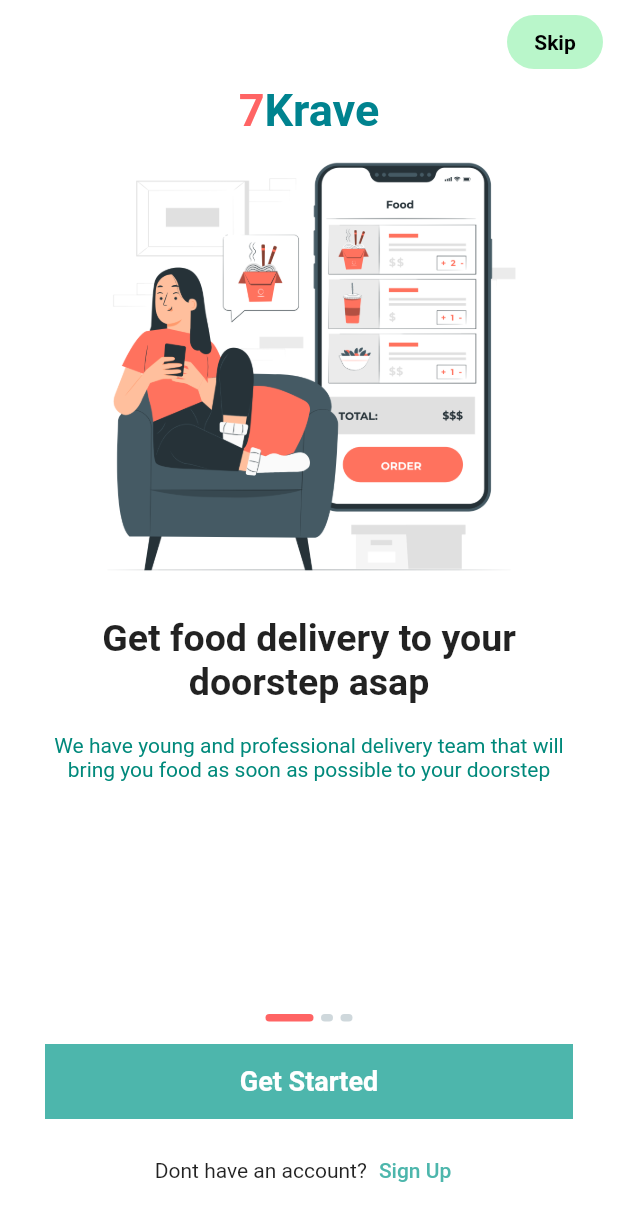
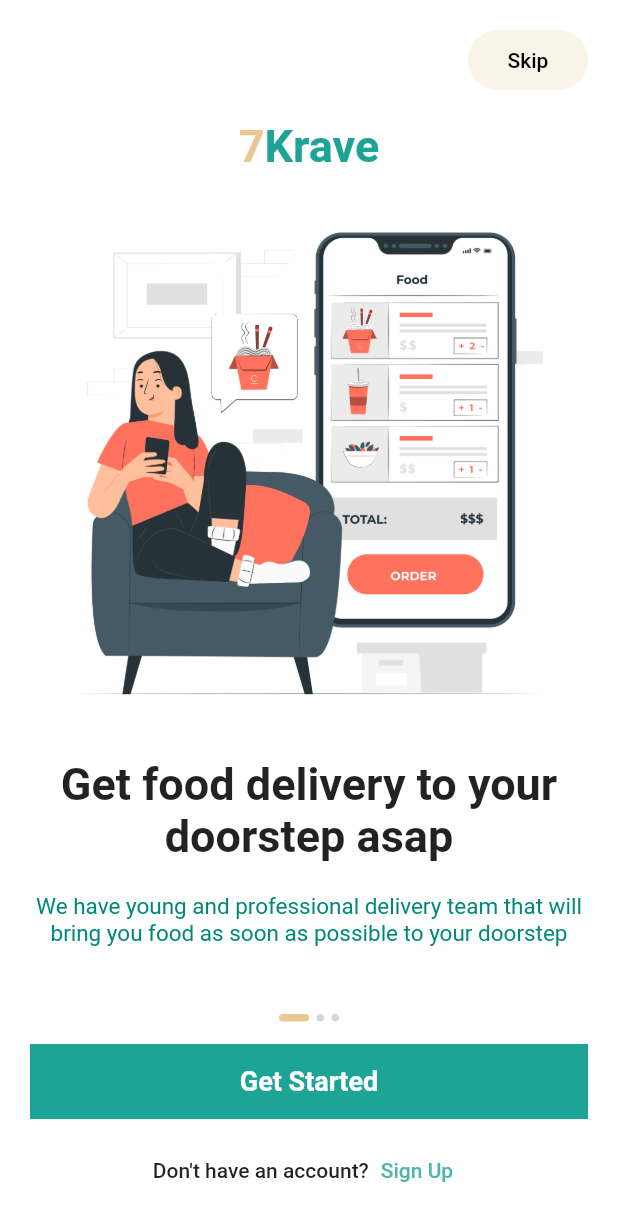
Before and after one commit to Ibrahim15394/Algoriza-task1, a Flutter app: the screen it shows after launch, on a phone screen of 412 x 824 dp. Shown: the top 1221 px of the screen. Run offline on Flutter 3.47's test engine with Material 2 defaults, Android fonts, the phone set to English and light mode, and no system bars; drawn by our look-alikes of smooth_page_indicator.

Commit message:
edit in on boarding

```diff
--- /dev/null
+++ b/lib/features/on_boarding/on_boarding_screen.dart
@@ -0,0 +1,211 @@
+import 'package:algoriza_task1/features/login/presentation/pages/login_screen.dart';
+import 'package:algoriza_task1/features/on_boarding/widget/logo.dart';
+import 'package:algoriza_task1/features/on_boarding/widget/skip_button.dart';
+import 'package:algoriza_task1/shared/components/components.dart';
+import 'package:flutter/material.dart';
+import 'package:smooth_page_indicator/smooth_page_indicator.dart';
+
+import '../../model/onboarding/onboarding.dart';
+
+
+class OnBoardingScreen extends StatefulWidget {
+  const OnBoardingScreen({Key? key}) : super(key: key);
+
+
+  @override
+  State<OnBoardingScreen> createState() => _OnBoardingScreenState();
+}
+
+class _OnBoardingScreenState extends State<OnBoardingScreen> {
+  var boardController = PageController();
+  bool isLast = false;
+  List<BoardingModel> boarding =
+  [
+    BoardingModel(
+      image: 'assets/images/on boarding1.png',
+      title: 'Get food delivery to your doorstep asap',
+      body: 'We have young and professional delivery team that will bring you food as soon as possible to your doorstep',
+    ),
+    BoardingModel(
+      image: 'assets/images/on boarding3.png',
+      title: 'Buy any Food from your favorite restaurant',
+      body: 'We are constantly adding your favorite restaurant throughout the territory and around your area carefully selected',
+    ),
+    BoardingModel(
+      image: 'assets/images/on boarding2.png',
+      title: 'Get food delivery to your doorstep asap',
+      body: 'We have young and professional delivery team that will bring you food as soon as possible to your doorstep',
+    ),
+  ];
+
+
+  @override
+  Widget build(BuildContext context) {
+    return Scaffold(
+      body: Padding(
+        padding: const EdgeInsets.all(20.0),
+        child: Container(
+          width: double.infinity,
+          child: Column(
+            children: [
+              const SkipButton(),
+              const SizedBox(
+                height: 20.0,
+              ),
+              const Logo(),
+              const SizedBox(
+                height: 20.0,
+              ),
+              Expanded(
+                flex: 2,
+                child: PageView.builder(
+                  onPageChanged: (int index) {
+                    if (index == boarding.length - 1) {
+                      print(isLast);
+                      setState(() {
+                        isLast = true;
+                      });
+                    } else {
+                      setState(() {
+                        isLast = false;
+                      });
+                    }
+                  },
+                  itemBuilder: (context, index) =>
+                      buildBoardingItem(boarding[index]),
+                  controller: boardController,
+                  physics: const BouncingScrollPhysics(),
+                  itemCount: boarding.length,
+
+
+                ),
+              ),
+              const SizedBox(
+                height: 20.0,
+              ),
+              SmoothPageIndicator(
+                  controller: boardController,
+                  effect: const ExpandingDotsEffect(
+                    activeDotColor: Color(0xFFebc792),
+                    dotColor: Color(0xFFCFD8DC),
+                    dotHeight: 5.0,
+                    dotWidth: 5.0,
+                    spacing: 5.0,
+                    expansionFactor: 4,
+                  ),
+                  count: boarding.length
+              ),
+              const SizedBox(
+                height: 15.0,
+              ),
+              MyButton(
+                onClick: () {
+                  navigateAndFinish(context, const LoginScreen());
+                },
+                background: const Color(0xFF1ea397),
+                height: 50.0,
+                radius: 15.0,
+                text: 'Get Started',
+              ),
+              const SizedBox(
+                height: 10.0,
+              ),
+              Row(
+                mainAxisAlignment: MainAxisAlignment.center,
+                children:
+                [
+                  const Text(
+                    "Don't have an account?",
+                    style: TextStyle(
+                      fontWeight: FontWeight.w500,
+                    ),
+                  ),
+                  TextButton(
+                    onPressed: () {
+                      navigateAndFinish(context, const LoginScreen());
+                    },
+                    child: Text(
+                      'Sign Up',
+                      style: TextStyle(
+                        color: Colors.teal[300],
+                      ),
+                    ),
+                  ),
+                ],
+              ),
+            ],
+          ),
+        ),
+      ),
+    );
+  }
+
+  Widget buildBoardingItem(BoardingModel model) =>
+      Column(
+        children:
+        [
+          Image(
+            image: AssetImage('${model.image}',),
+            height: 340.0,
+            width: double.infinity,
+          ),
+          const SizedBox(
+            height: 30.0,
+          ),
+          Text(
+            '${model.title}',
+            style: const TextStyle(
+              fontSize: 30.0,
+              fontWeight: FontWeight.bold,
+            ),
+            textAlign: TextAlign.center,
+          ),
+          const SizedBox(
+            height: 20.0,
+          ),
+          Text(
+            '${model.body}',
+            style: TextStyle(
+              fontSize: 15.0,
+              color: Colors.teal[600],
+            ),
+            textAlign: TextAlign.center,
+          ),
+        ],
+      );
+}
+
+//  class BuildBoardingItem extends StatelessWidget {
+//   late BoardingModel model ;
+//   @override
+//   Widget build(BuildContext context) {
+//     return Column(
+//       children:
+//     [
+//       Image(
+//         image: AssetImage('${model.image}'),
+//       ),
+//       const SizedBox(
+//         height: 20.0,
+//       ),
+//       Text(
+//         '${model.title}',
+//         style: const TextStyle(
+//           fontSize: 25.0,
+//           fontWeight: FontWeight.bold,
+//         ),
+//       ),
+//       const SizedBox(
+//         height: 20.0,
+//       ),
+//       Text(
+//         '${model.body}',
+//         style: TextStyle(
+//           fontSize: 14.0,
+//           color: Colors.teal[600],
+//         ),
+//       ),
+//     ],
+//     );
+//   }
+// }
--- /dev/null
+++ b/lib/features/on_boarding/widget/logo.dart
@@ -0,0 +1,31 @@
+import 'package:flutter/material.dart';
+
+class Logo extends StatelessWidget {
+  const Logo({Key? key}) : super(key: key);
+
+  @override
+  Widget build(BuildContext context) {
+    return  RichText(
+      text: const TextSpan(
+        children:
+        [
+          TextSpan(text: '7',
+            style: TextStyle(
+              color: Color(0xFFebc792),
+              fontSize: 30.0,
+              fontWeight: FontWeight.bold,
+            ),
+          ),
+          TextSpan(text: 'Krave',
+            style: TextStyle(
+              color: Color(0xFF1ea397),
+              fontSize: 30.0,
+              fontWeight: FontWeight.bold,
+
+            ),
+          ),
+        ],
+      ),
+    );
+  }
+}
--- /dev/null
+++ b/lib/features/on_boarding/widget/skip_button.dart
@@ -0,0 +1,29 @@
+import 'package:flutter/material.dart';
+
+class SkipButton extends StatelessWidget {
+  const SkipButton({Key? key}) : super(key: key);
+
+  @override
+  Widget build(BuildContext context) {
+    return Align(
+      alignment: Alignment.topRight,
+      child: Container(
+        width: 80.0,
+        height: 40.0,
+        decoration: BoxDecoration(
+          color: const Color(0xFFfaf3e8),
+          borderRadius: BorderRadius.circular(20),
+        ),
+        child: TextButton(
+          onPressed: () {},
+          child: const Text(
+            'Skip',
+            style: TextStyle(
+              color: Colors.black,
+            ),
+          ),
+        ),
+      ),
+    );
+  }
+}
--- a/lib/main.dart
+++ b/lib/main.dart
@@ -1,10 +1,8 @@
-import 'package:algoriza_task1/modules/on_boarding/on_boarding_screen.dart';
+import 'package:algoriza_task1/features/on_boarding/on_boarding_screen.dart';
 import 'package:algoriza_task1/shared/themes.dart';
 import 'package:flutter/material.dart';
 
-//للاسف معرفتيش استخدم media query
-// استخدمت  country picker لكن معرفتيش اظهرها في TextFormField
-// معرفتيش ان الصورة تاخد  statusBar
+
 
 void main() {
   runApp(const MyApp());
--- /dev/null
+++ b/lib/model/onboarding/onboarding.dart
@@ -0,0 +1,12 @@
+class BoardingModel
+{
+  String? image;
+  String? title;
+  String? body;
+
+  BoardingModel({
+    this.image,
+    this.title,
+    this.body,
+  });
+}
--- a/lib/modules/on_boarding/on_boarding_screen.dart
+++ /dev/null
@@ -1,257 +0,0 @@
-import 'package:algoriza_task1/modules/login/login_screen.dart';
-import 'package:algoriza_task1/shared/components/components.dart';
-import 'package:flutter/material.dart';
-import 'package:smooth_page_indicator/smooth_page_indicator.dart';
-
-
-
-class BoardingModel
-{
-  String? image;
-  String? title;
-  String? body;
-
-  BoardingModel({
-    this.image,
-    this.title,
-    this.body,
-  });
-}
-
-class OnBoardingScreen extends StatefulWidget {
-
-  @override
-  State<OnBoardingScreen> createState() => _OnBoardingScreenState();
-}
-class _OnBoardingScreenState extends State<OnBoardingScreen> {
-  var boardController = PageController();
-  bool isLast = false;
-  List<BoardingModel> boarding =
-  [
-    BoardingModel(
-     image:'assets/images/on boarding1.png',
-      title: 'Get food delivery to your doorstep asap',
-      body: 'We have young and professional delivery team that will bring you food as soon as possible to your doorstep',
-    ),
-    BoardingModel(
-      image:'assets/images/on boarding3.png',
-      title: 'Buy any Food from your favorite restaurant',
-      body: 'We are constantly adding your favorite restaurant throughout the territory and around your area carefully selected',
-    ),
-    BoardingModel(
-      image:'assets/images/on boarding2.png',
-      title: 'Get food delivery to your doorstep asap',
-      body: 'We have young and professional delivery team that will bring you food as soon as possible to your doorstep',
-    ),
-  ];
-
-
-  @override
-  Widget build(BuildContext context) {
-    return Scaffold(
-      appBar: AppBar(
-        actions: [
-          Padding(
-            padding: const EdgeInsets.all(10.0),
-            child: Container(
-              decoration:  BoxDecoration(
-               borderRadius: BorderRadius.circular(20.0),
-                color: Colors.greenAccent[100],
-              ),
-              child: TextButton(
-                  onPressed: ()
-                  {
-                    navigateAndFinish(context, LoginScreen());
-                  },
-                  child: const Text(
-                    'Skip',
-                    style: TextStyle(
-                      color: Colors.black,
-                      fontWeight: FontWeight.bold,
-                    ),
-                  ),
-              ),
-            ),
-          ),
-        ],
-      ),
-      body: Padding(
-        padding: const EdgeInsets.only(top: 0.0,right: 30.0,bottom: 20.0,left: 30.0),
-        child: Container(
-          width: double.infinity,
-          child: Column(
-            children: [
-              RichText(
-                  text:  TextSpan(
-                    children:
-                    [
-                      const TextSpan(text: '7',
-                        style: TextStyle(
-                          color: Color(0xFFFF6464),
-                          fontSize: 30.0,
-                          fontWeight: FontWeight.bold,
-                        ),
-                      ),
-                      TextSpan(text: 'Krave',
-                        style: TextStyle(
-                          color: Colors.cyan[800],
-                          fontSize: 30.0,
-                          fontWeight: FontWeight.bold,
-
-                        ),
-                      ),
-                    ],
-                  ),
-              ),
-              Expanded(
-                flex: 1,
-                child: PageView.builder(
-                  onPageChanged: (int index)
-                  {
-                    if( index == boarding.length -1)
-                      {
-                        print(isLast);
-                        setState(() {
-                          isLast = true;
-                        });
-                      }else
-                        {
-                          setState(() {
-                            isLast = false;
-                          });
-                        }
-                  },
-                  itemBuilder:(context, index) => buildBoardingItem(boarding[index]),
-                  controller: boardController,
-                  physics: const BouncingScrollPhysics(),
-                  itemCount: boarding.length,
-
-
-                ),
-              ),
-              const SizedBox(
-                height: 20.0,
-              ),
-              SmoothPageIndicator(
-                  controller: boardController,
-                  effect: const ExpandingDotsEffect(
-                    activeDotColor: Color(0xFFFF6464),
-                    dotColor:Color(0xFFCFD8DC),
-                    dotHeight:5.0 ,
-                    dotWidth:8.0 ,
-                    spacing:5.0 ,
-                    expansionFactor:4 ,
-                  ),
-                  count: boarding.length
-              ),
-              const SizedBox(
-                height: 15.0,
-              ),
-              MyButton(
-                onClick: ()
-                {
-                  navigateAndFinish(context, LoginScreen());
-                },
-                background:const Color(0xFF4DB6AC),
-                height: 50.0,
-                radius: 15.0,
-                text: 'Get Started',
-              ),
-              const SizedBox(
-                height: 10.0,
-              ),
-              Row(
-                mainAxisAlignment: MainAxisAlignment.center,
-                children:
-                  [
-                  const Text(
-                    'Dont have an account?',
-                  ),
-                   TextButton(
-                       onPressed: ()
-                       {
-                         navigateAndFinish(context,  LoginScreen());
-                       },
-                     child: Text(
-                     'Sign Up',
-                     style: TextStyle(
-                       color: Colors.teal[300],
-                     ),
-                   ),
-                   ),
-                ],
-              ),
-            ],
-          ),
-        ),
-      ),
-    );
-  }
-  Widget buildBoardingItem(BoardingModel model) =>  Column(
-    children:
-    [
-      Image(
-        image: AssetImage('${model.image}',),
-        height: 300.0,
-        width: double.infinity,
-      ),
-      const SizedBox(
-        height: 20.0,
-      ),
-      Text(
-        '${model.title}',
-        style: const TextStyle(
-          fontSize: 25.0,
-          fontWeight: FontWeight.bold,
-        ),
-        textAlign: TextAlign.center,
-      ),
-      const SizedBox(
-        height: 20.0,
-      ),
-      Text(
-        '${model.body}',
-        style: TextStyle(
-          fontSize: 14.0,
-          color: Colors.teal[600],
-        ),
-        textAlign: TextAlign.center,
-      ),
-    ],
-  );
-}
-
-//  class BuildBoardingItem extends StatelessWidget {
-//   late BoardingModel model ;
-//   @override
-//   Widget build(BuildContext context) {
-//     return Column(
-//       children:
-//     [
-//       Image(
-//         image: AssetImage('${model.image}'),
-//       ),
-//       const SizedBox(
-//         height: 20.0,
-//       ),
-//       Text(
-//         '${model.title}',
-//         style: const TextStyle(
-//           fontSize: 25.0,
-//           fontWeight: FontWeight.bold,
-//         ),
-//       ),
-//       const SizedBox(
-//         height: 20.0,
-//       ),
-//       Text(
-//         '${model.body}',
-//         style: TextStyle(
-//           fontSize: 14.0,
-//           color: Colors.teal[600],
-//         ),
-//       ),
-//     ],
-//     );
-//   }
-// }
--- a/lib/shared/components/components.dart
+++ b/lib/shared/components/components.dart
@@ -49,7 +49,7 @@ class DefaultFormField extends StatelessWidget {
   final String validate;
   final String textLabel;
   final TextEditingController controller;
-  final GestureTapCallback onTap;
+  final GestureTapCallback? onTap;
   final IconData? prefix;
   final IconData? suffix;
 
@@ -59,7 +59,7 @@ class DefaultFormField extends StatelessWidget {
     required this.type,
     required this.validate,
     required this.textLabel,
-    required this.onTap,
+     this.onTap,
      this.prefix,
     this.suffix,
   })
--- a/pubspec.yaml
+++ b/pubspec.yaml
@@ -35,8 +35,7 @@ dependencies:
   # Use with the CupertinoIcons class for iOS style icons.
   cupertino_icons: ^1.0.2
   smooth_page_indicator: ^1.0.0+2
-  country_picker: ^2.0.15
-
+  country_code_picker: ^2.0.2
 
 dev_dependencies:
   flutter_test:
```
Also changed, not shown: lib/features/login/presentation/pages/login_screen.dart (renamed from lib/modules/login/login_screen.dart, +2 -13 lines), lib/features/on_boarding/widget/build_on_boarding.dart (added, +44 -0 lines), lib/features/register/register_screen.dart (renamed from lib/modules/register/register_screen.dart, +2 -13 lines), pubspec.lock.
